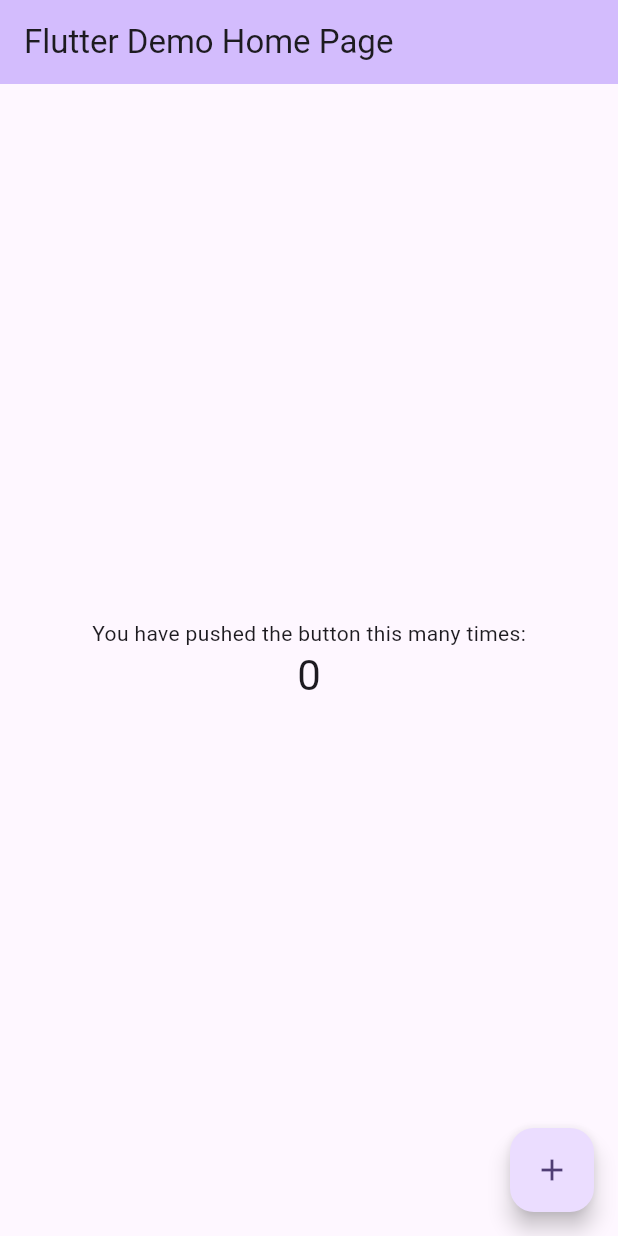
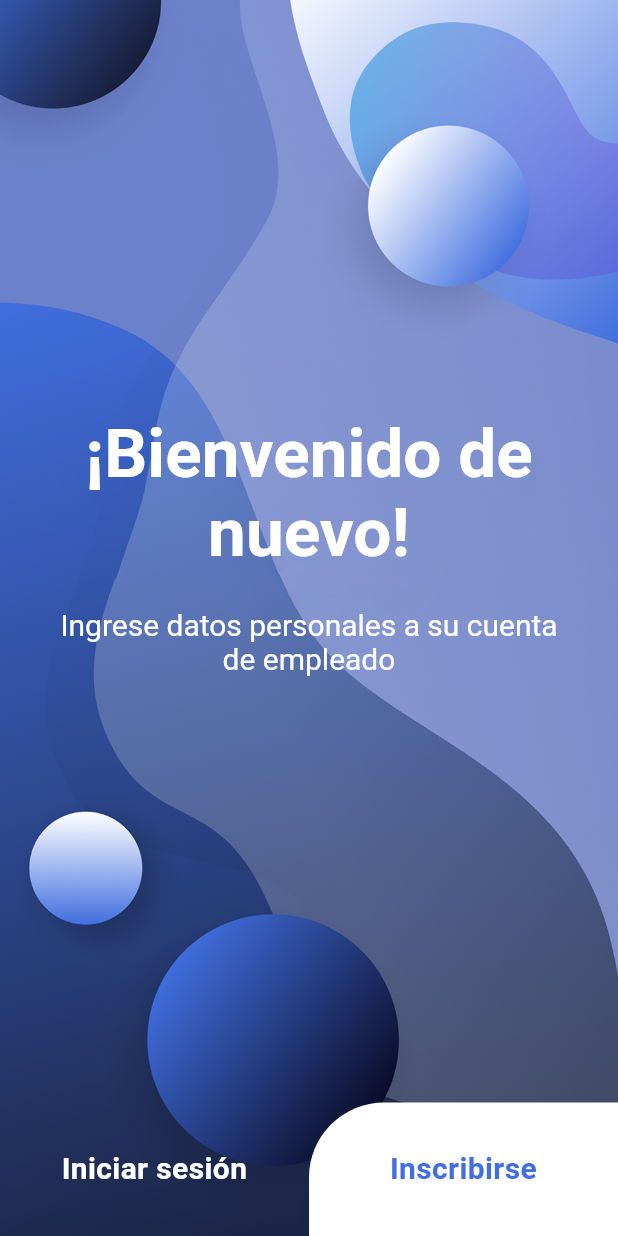
Before and after one commit to LuisRomero0502/AppDeAutenticacion, a Flutter app: the screen it shows after launch, on a phone screen of 412 x 824 dp. Run offline on Flutter 3.47's test engine with Material 3 defaults, Android fonts, the phone set to English and light mode, and no system bars.

Commit message:
Pantalla de Inicio
Creacion de los colores de la app, creacion de la pantalla de inicio, ubicacion de botones(FALTAN POR PROGRAMAR, DAN ERROR)

```diff
--- a/app_de_autenticacion/lib/main.dart
+++ b/app_de_autenticacion/lib/main.dart
@@ -1,3 +1,5 @@
+import 'package:app_de_autenticacion/screens/welcome_screen.dart';
+import 'package:app_de_autenticacion/theme/theme.dart';
 import 'package:flutter/material.dart';
 
 void main() {
@@ -11,115 +13,10 @@
   @override
   Widget build(BuildContext context) {
     return MaterialApp(
+      debugShowCheckedModeBanner: false,
       title: 'Flutter Demo',
-      theme: ThemeData(
-        // This is the theme of your application.
-        //
-        // TRY THIS: Try running your application with "flutter run". You'll see
-        // the application has a purple toolbar. Then, without quitting the app,
-        // try changing the seedColor in the colorScheme below to Colors.green
-        // and then invoke "hot reload" (save your changes or press the "hot
-        // reload" button in a Flutter-supported IDE, or press "r" if you used
-        // the command line to start the app).
-        //
-        // Notice that the counter didn't reset back to zero; the application
-        // state is not lost during the reload. To reset the state, use hot
-        // restart instead.
-        //
-        // This works for code too, not just values: Most code changes can be
-        // tested with just a hot reload.
-        colorScheme: ColorScheme.fromSeed(seedColor: Colors.deepPurple),
-        useMaterial3: true,
-      ),
-      home: const MyHomePage(title: 'Flutter Demo Home Page'),
+      theme: lightMode,
+      home: const WelcomeScreen(),
     );
   }
 }
-
-class MyHomePage extends StatefulWidget {
-  const MyHomePage({super.key, required this.title});
-
-  // This widget is the home page of your application. It is stateful, meaning
-  // that it has a State object (defined below) that contains fields that affect
-  // how it looks.
-
-  // This class is the configuration for the state. It holds the values (in this
-  // case the title) provided by the parent (in this case the App widget) and
-  // used by the build method of the State. Fields in a Widget subclass are
-  // always marked "final".
-
-  final String title;
-
-  @override
-  State<MyHomePage> createState() => _MyHomePageState();
-}
-
-class _MyHomePageState extends State<MyHomePage> {
-  int _counter = 0;
-
-  void _incrementCounter() {
-    setState(() {
-      // This call to setState tells the Flutter framework that something has
-      // changed in this State, which causes it to rerun the build method below
-      // so that the display can reflect the updated values. If we changed
-      // _counter without calling setState(), then the build method would not be
-      // called again, and so nothing would appear to happen.
-      _counter++;
-    });
-  }
-
-  @override
-  Widget build(BuildContext context) {
-    // This method is rerun every time setState is called, for instance as done
-    // by the _incrementCounter method above.
-    //
-    // The Flutter framework has been optimized to make rerunning build methods
-    // fast, so that you can just rebuild anything that needs updating rather
-    // than having to individually change instances of widgets.
-    return Scaffold(
-      appBar: AppBar(
-        // TRY THIS: Try changing the color here to a specific color (to
-        // Colors.amber, perhaps?) and trigger a hot reload to see the AppBar
-        // change color while the other colors stay the same.
-        backgroundColor: Theme.of(context).colorScheme.inversePrimary,
-        // Here we take the value from the MyHomePage object that was created by
-        // the App.build method, and use it to set our appbar title.
-        title: Text(widget.title),
-      ),
-      body: Center(
-        // Center is a layout widget. It takes a single child and positions it
-        // in the middle of the parent.
-        child: Column(
-          // Column is also a layout widget. It takes a list of children and
-          // arranges them vertically. By default, it sizes itself to fit its
-          // children horizontally, and tries to be as tall as its parent.
-          //
-          // Column has various properties to control how it sizes itself and
-          // how it positions its children. Here we use mainAxisAlignment to
-          // center the children vertically; the main axis here is the vertical
-          // axis because Columns are vertical (the cross axis would be
-          // horizontal).
-          //
-          // TRY THIS: Invoke "debug painting" (choose the "Toggle Debug Paint"
-          // action in the IDE, or press "p" in the console), to see the
-          // wireframe for each widget.
-          mainAxisAlignment: MainAxisAlignment.center,
-          children: <Widget>[
-            const Text(
-              'You have pushed the button this many times:',
-            ),
-            Text(
-              '$_counter',
-              style: Theme.of(context).textTheme.headlineMedium,
-            ),
-          ],
-        ),
-      ),
-      floatingActionButton: FloatingActionButton(
-        onPressed: _incrementCounter,
-        tooltip: 'Increment',
-        child: const Icon(Icons.add),
-      ), // This trailing comma makes auto-formatting nicer for build methods.
-    );
-  }
-}
--- /dev/null
+++ b/app_de_autenticacion/lib/screens/welcome_screen.dart
@@ -0,0 +1,74 @@
+import 'package:app_de_autenticacion/theme/theme.dart';
+import 'package:app_de_autenticacion/widgets/custom_scaffold.dart';
+import 'package:app_de_autenticacion/widgets/welcome_button.dart';
+import 'package:flutter/material.dart';
+
+class WelcomeScreen extends StatelessWidget {
+  const WelcomeScreen({super.key});
+
+  @override
+  Widget build(BuildContext context) {
+    return CustomScaffold(
+      child: Column(
+        children: [
+          Flexible(
+              flex: 8,
+              child: Container(
+                padding: const EdgeInsets.symmetric(
+                  vertical: 0,
+                  horizontal: 40.0,
+                ),
+                child: Center(
+                  child: RichText(
+                    textAlign: TextAlign.center,
+                    text: const TextSpan(
+                      children: [
+                        TextSpan(
+                            text: '¡Bienvenido de nuevo!\n',
+                            style: TextStyle(
+                              fontSize: 45.0,
+                              fontWeight: FontWeight.w600,
+                            )),
+                        TextSpan(
+                            text:
+                                '\nIngrese datos personales a su cuenta de empleado',
+                            style: TextStyle(
+                              fontSize: 20,
+                              // height: 0,
+                            ))
+                      ],
+                    ),
+                  ),
+                ),
+              )),
+          Flexible(
+            flex: 2,
+            child: Align(
+              alignment: Alignment.bottomRight,
+              child: Row(
+                children: [
+                  const Expanded(
+                    child: WelcomeButton(
+                      buttonText: 'Iniciar sesión',
+                      //Sign in, accion
+                      color: Colors.transparent,
+                      textColor: Colors.white,
+                    ),
+                  ),
+                  Expanded(
+                    child: WelcomeButton(
+                      buttonText: 'Inscribirse',
+                      //Sign up, accion
+                      color: Colors.white,
+                      textColor: lightColorScheme.primary,
+                    ),
+                  ),
+                ],
+              ),
+            ),
+          ),
+        ],
+      ),
+    );
+  }
+}
--- /dev/null
+++ b/app_de_autenticacion/lib/theme/theme.dart
@@ -0,0 +1,62 @@
+import 'package:flutter/material.dart';
+
+const lightColorScheme = ColorScheme(
+  brightness: Brightness.light,
+  primary: Color(0xFF416FDF),
+  onPrimary: Color(0xFFFFFFFF),
+  secondary: Color(0xFF6EAEE7),
+  onSecondary: Color(0xFFFFFFFF),
+  error: Color(0xFFBA1A1A),
+  onError: Color(0xFFFFFFFF),
+  background: Color(0xFFFCFDF6),
+  onBackground: Color(0xFF1A1C18),
+  shadow: Color(0xFF000000),
+  outlineVariant: Color(0xFFC2C8BC),
+  surface: Color(0xFFF9FAF3),
+  onSurface: Color(0xFF1A1C18),
+);
+
+const darkColorScheme = ColorScheme(
+  brightness: Brightness.dark,
+  primary: Color(0xFF416FDF),
+  onPrimary: Color(0xFFFFFFFF),
+  secondary: Color(0xFF6EAEE7),
+  onSecondary: Color(0xFFFFFFFF),
+  error: Color(0xFFBA1A1A),
+  onError: Color(0xFFFFFFFF),
+  background: Color(0xFFFCFDF6),
+  onBackground: Color(0xFF1A1C18),
+  shadow: Color(0xFF000000),
+  outlineVariant: Color(0xFFC2C8BC),
+  surface: Color(0xFFF9FAF3),
+  onSurface: Color(0xFF1A1C18),
+);
+
+ThemeData lightMode = ThemeData(
+  useMaterial3: true,
+  brightness: Brightness.light,
+  colorScheme: lightColorScheme,
+  elevatedButtonTheme: ElevatedButtonThemeData(
+    style: ButtonStyle(
+      backgroundColor: MaterialStateProperty.all<Color>(
+        lightColorScheme.primary, // Slightly darker shade for the button
+      ),
+      foregroundColor:
+          MaterialStateProperty.all<Color>(Colors.white), // text color
+      elevation: MaterialStateProperty.all<double>(5.0), // shadow
+      padding: MaterialStateProperty.all<EdgeInsets>(
+          const EdgeInsets.symmetric(horizontal: 20, vertical: 18)),
+      shape: MaterialStateProperty.all<RoundedRectangleBorder>(
+        RoundedRectangleBorder(
+          borderRadius: BorderRadius.circular(16), // Adjust as needed
+        ),
+      ),
+    ),
+  ),
+);
+
+ThemeData darkMode = ThemeData(
+  useMaterial3: true,
+  brightness: Brightness.dark,
+  colorScheme: darkColorScheme,
+);
--- /dev/null
+++ b/app_de_autenticacion/lib/widgets/custom_scaffold.dart
@@ -0,0 +1,30 @@
+import 'package:flutter/material.dart';
+
+class CustomScaffold extends StatelessWidget {
+  const CustomScaffold({super.key, this.child});
+  final Widget? child;
+  @override
+  Widget build(BuildContext context) {
+    return Scaffold(
+      appBar: AppBar(
+        iconTheme: const IconThemeData(color: Colors.white),
+        backgroundColor: Colors.transparent,
+        elevation: 0,
+      ),
+      extendBodyBehindAppBar: true,
+      body: Stack(
+        children: [
+          Image.asset(
+            'assets/images/bg1.png',
+            fit: BoxFit.cover,
+            width: double.infinity,
+            height: double.infinity,
+          ),
+          SafeArea(
+            child: child!,
+          ),
+        ],
+      ),
+    );
+  }
+}
--- /dev/null
+++ b/app_de_autenticacion/lib/widgets/welcome_button.dart
@@ -0,0 +1,42 @@
+import 'package:flutter/material.dart';
+
+class WelcomeButton extends StatelessWidget {
+  const WelcomeButton(
+      {super.key, this.buttonText, this.onTap, this.color, this.textColor});
+  final String? buttonText;
+  final Widget? onTap;
+  final Color? color;
+  final Color? textColor;
+
+  @override
+  Widget build(BuildContext context) {
+    return GestureDetector(
+      onTap: () {
+        Navigator.push(
+          context,
+          MaterialPageRoute(
+            builder: (e) => onTap!,
+          ),
+        );
+      },
+      child: Container(
+        padding: const EdgeInsets.all(30.0),
+        decoration: BoxDecoration(
+          color: color!,
+          borderRadius: const BorderRadius.only(
+            topLeft: Radius.circular(50),
+          ),
+        ),
+        child: Text(
+          buttonText!,
+          textAlign: TextAlign.center,
+          style: TextStyle(
+            fontSize: 20.0,
+            fontWeight: FontWeight.bold,
+            color: textColor!,
+          ),
+        ),
+      ),
+    );
+  }
+}
--- a/app_de_autenticacion/pubspec.yaml
+++ b/app_de_autenticacion/pubspec.yaml
@@ -59,8 +59,8 @@ flutter:
   uses-material-design: true
 
   # To add assets to your application, add an assets section, like this:
-  # assets:
-  #   - images/a_dot_burr.jpeg
+  assets:
+    - assets/images/
   #   - images/a_dot_ham.jpeg
 
   # An image asset can refer to one or more resolution-specific "variants", see
```
Also changed, not shown: app_de_autenticacion/assets/images/bg1.png (added).
